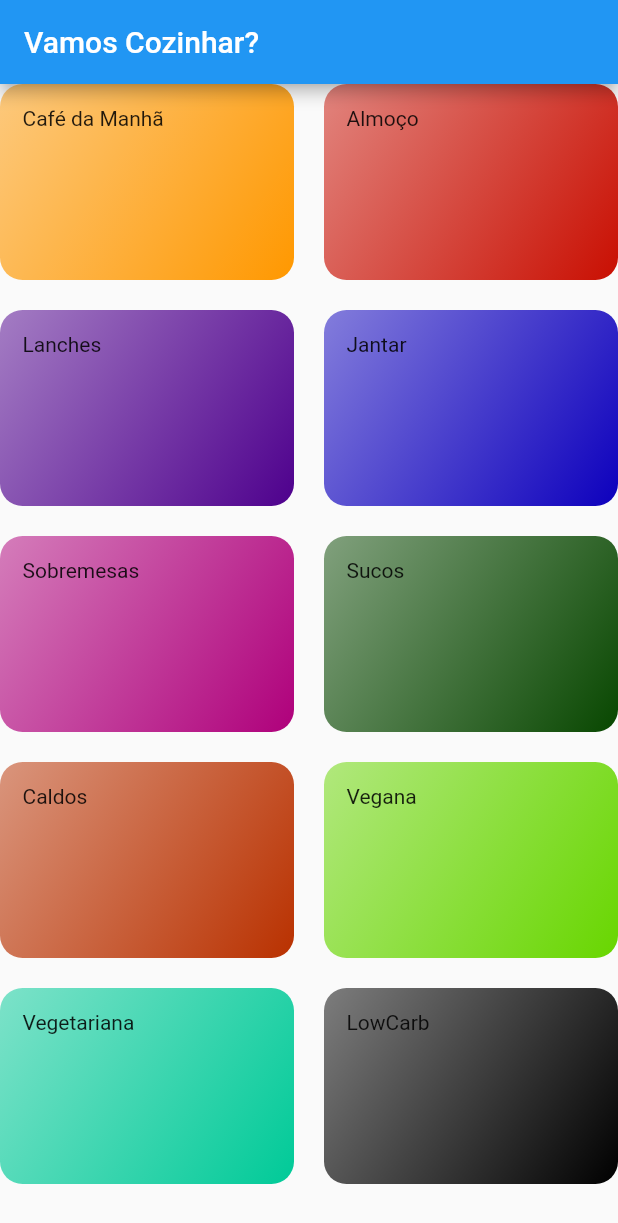
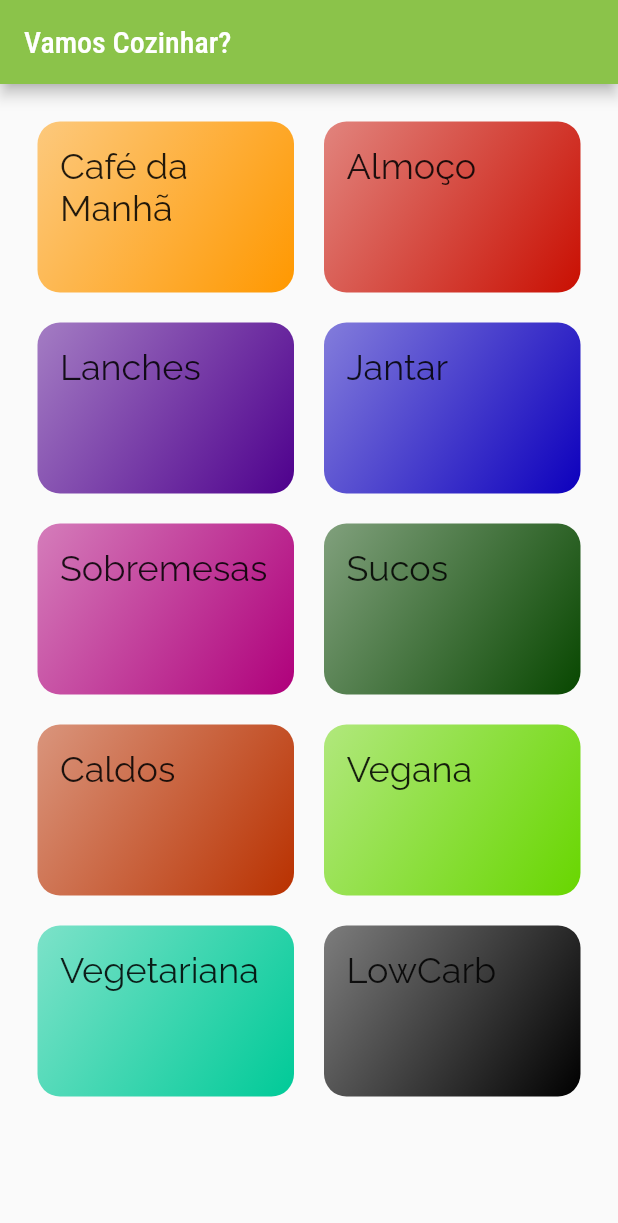
Before and after one commit to dinorahfariasc/easy_recipe, a Flutter app: the screen it shows after launch, on a phone screen of 412 x 824 dp. Shown: the top 1223 px of the screen. Run offline on Flutter 3.47's test engine with Material 2 defaults, Android fonts, the phone set to English and light mode, and no system bars.

Commit message:
add fonts

```diff
--- a/lib/components/category_item.dart
+++ b/lib/components/category_item.dart
@@ -11,8 +11,11 @@ class CategoryItem extends StatelessWidget {
   @override
   Widget build(BuildContext context) {
     return Container(
-      padding: EdgeInsets.all(15),
-      child: Text(category.title),
+      padding: const EdgeInsets.all(15),
+      child: Text(
+        category.title,
+        style: Theme.of(context).textTheme.headline5,
+      ),
       decoration: BoxDecoration(
         borderRadius: BorderRadius.circular(15),
         gradient: LinearGradient(
--- a/lib/main.dart
+++ b/lib/main.dart
@@ -11,7 +11,15 @@ class MyApp extends StatelessWidget {
     return MaterialApp(
       title: 'Vamos Cozinhar?',
       theme: ThemeData(
-        primarySwatch: Colors.blue,
+        colorScheme: ColorScheme.fromSwatch().copyWith(
+          primary: Colors.lightGreen,
+          secondary: Colors.indigo,
+        ),
+        fontFamily: "Raleway",
+        textTheme: ThemeData.light().textTheme.copyWith(
+              headline5: TextStyle(fontFamily: "Raleway"),
+              headline6: TextStyle(fontFamily: "RobotoCondensed"),
+            ),
       ),
       home: CategoriesScreen(),
     );
--- a/lib/screens/categories_screens.dart
+++ b/lib/screens/categories_screens.dart
@@ -16,6 +16,7 @@ class CategoriesScreen extends StatelessWidget {
         title: Text("Vamos Cozinhar?"),
       ),
       body: GridView(
+        padding: const EdgeInsets.all(25),
         gridDelegate: SliverGridDelegateWithMaxCrossAxisExtent(
           // scroll area, extendendo ao maximo
           maxCrossAxisExtent: 200, // cada elemento com no maximo 200
```
Also changed, not shown: pubspec.yaml (+21 -7 lines), lib/assets/fonts/fonts/Raleway-Black.ttf (added), lib/assets/fonts/fonts/Raleway-Bold.ttf (added), lib/assets/fonts/fonts/Raleway-Regular.ttf (added), lib/assets/fonts/fonts/RobotoCondensed-Bold.ttf (added), lib/assets/fonts/fonts/RobotoCondensed-Italic.ttf (added), lib/assets/fonts/fonts/RobotoCondensed-Light.ttf (added), lib/assets/fonts/fonts/RobotoCondensed-Regular.ttf (added).
